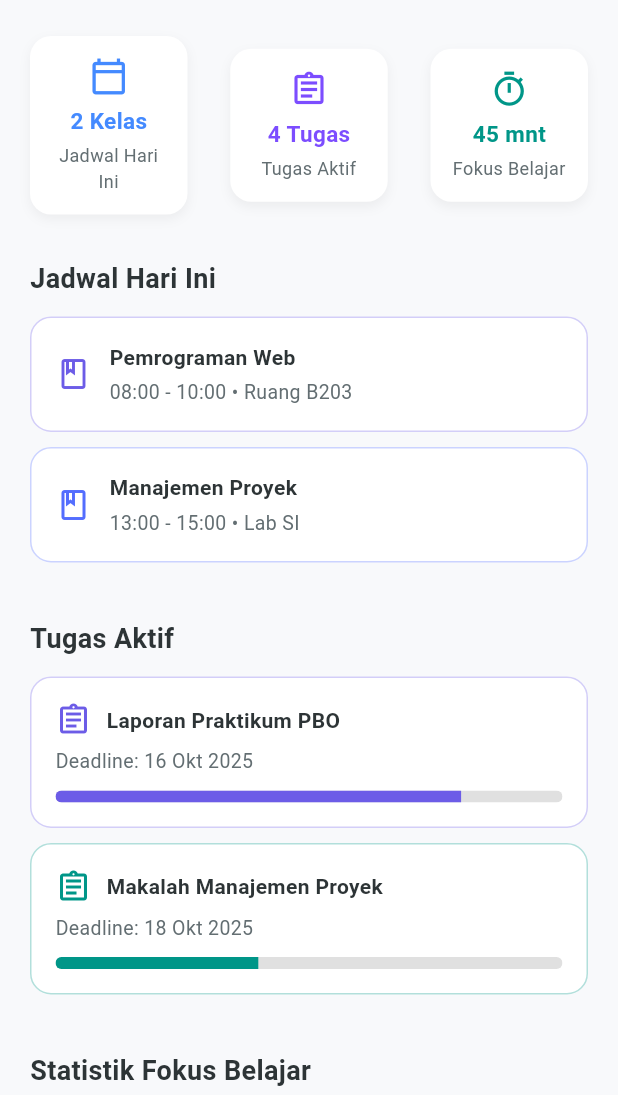
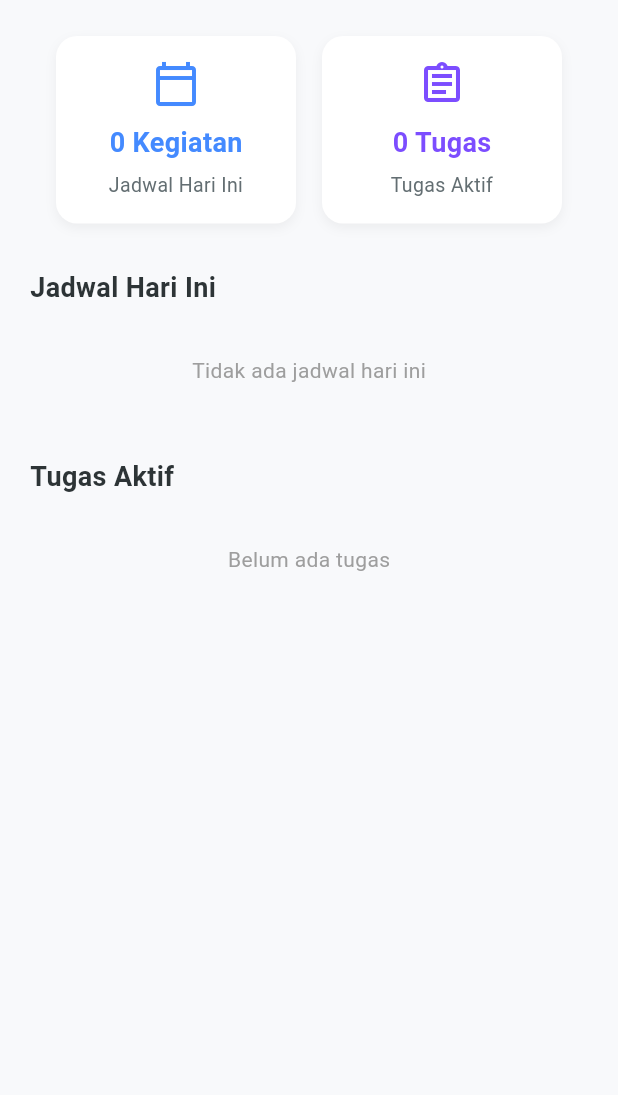
Before and after one commit to dibiill/UAS-Mobile, a Flutter app: the DashboardPage screen opened directly, on a phone screen of 412 x 824 dp, the part 141-1236 px from its top. Run offline on Flutter 3.47's test engine with Material 3 defaults, Android fonts, the phone set to English and light mode, and no system bars; our stand-ins replace shared_preferences, sqflite; accounts and stored records are empty.

Commit message:
Update final project

```diff
--- a/lib/pages/dashboard_page.dart
+++ b/lib/pages/dashboard_page.dart
@@ -1,5 +1,8 @@
 import 'package:flutter/material.dart';
 import 'package:shared_preferences/shared_preferences.dart';
+import '../database/task_table.dart';
+import '../models/task_model.dart';
+import '../../database/database_helper.dart';
 
 class DashboardPage extends StatefulWidget {
   const DashboardPage({super.key});
@@ -10,11 +13,17 @@ class DashboardPage extends StatefulWidget {
 
 class _DashboardPageState extends State<DashboardPage> {
   String userName = "Pengguna";
+  List<TaskModel> tasks = [];
+  int activeTaskCount = 0;
+
+  List<Map<String, dynamic>> todaySchedules = [];
 
   @override
   void initState() {
     super.initState();
     _loadUserName();
+    _loadTasks();
+    _loadTodaySchedules();
   }
 
   Future<void> _loadUserName() async {
@@ -27,10 +36,37 @@ class _DashboardPageState extends State<DashboardPage> {
     }
   }
 
+  Future<void> _loadTasks() async {
+    final data = await TaskTable.getAll();
+    if (mounted) {
+      setState(() {
+        tasks = data;
+        activeTaskCount = data.length;
+      });
+    }
+  }
+
+  String todayKey() {
+    final now = DateTime.now();
+    return "${now.year}-${now.month.toString().padLeft(2, '0')}-${now.day.toString().padLeft(2, '0')}";
+  }
+
+  Future<void> _loadTodaySchedules() async {
+    final allSchedules = await DatabaseHelper.instance.getAllSchedules();
+    final String today = todayKey();
+
+    final todayList = allSchedules.where((s) => s['date'] == today).toList();
+
+    if (mounted) {
+      setState(() {
+        todaySchedules = todayList;
+      });
+    }
+  }
+
   @override
   Widget build(BuildContext context) {
     final colorPrimary = const Color(0xFF6C5CE7);
-    final colorText = const Color(0xFF2D3436);
 
     return Scaffold(
       backgroundColor: const Color(0xFFF8F9FB),
@@ -56,135 +92,95 @@ class _DashboardPageState extends State<DashboardPage> {
               const SizedBox(height: 24),
 
               Row(
-                mainAxisAlignment: MainAxisAlignment.spaceBetween,
+                mainAxisAlignment: MainAxisAlignment.spaceEvenly,
                 children: [
                   _buildSummaryCard(
                     title: "Jadwal Hari Ini",
-                    value: "2 Kelas",
+                    value: todaySchedules.isEmpty
+                        ? "0 Kegiatan"
+                        : "${todaySchedules.length} Kegiatan",
                     icon: Icons.calendar_today_outlined,
                     color: Colors.blueAccent,
                   ),
                   _buildSummaryCard(
                     title: "Tugas Aktif",
-                    value: "4 Tugas",
+                    value: "$activeTaskCount Tugas",
                     icon: Icons.assignment_outlined,
                     color: Colors.deepPurpleAccent,
-                  ),
-                  _buildSummaryCard(
-                    title: "Fokus Belajar",
-                    value: "45 mnt",
-                    icon: Icons.timer_outlined,
-                    color: Colors.teal,
                   ),
                 ],
               ),
               const SizedBox(height: 30),
 
-              Text(
+              const Text(
                 "Jadwal Hari Ini",
                 style: TextStyle(
                   fontWeight: FontWeight.w700,
                   fontSize: 18,
-                  color: colorText,
+                  color: Color(0xFF2D3436),
                 ),
               ),
               const SizedBox(height: 12),
-              _buildScheduleCard(
-                "Pemrograman Web",
-                "08:00 - 10:00",
-                "Ruang B203",
-                colorPrimary,
-              ),
-              _buildScheduleCard(
-                "Manajemen Proyek",
-                "13:00 - 15:00",
-                "Lab SI",
-                Colors.indigoAccent,
-              ),
+
+              todaySchedules.isEmpty
+                  ? const Center(
+                      child: Padding(
+                        padding: EdgeInsets.symmetric(vertical: 20),
+                        child: Text(
+                          "Tidak ada jadwal hari ini",
+                          style: TextStyle(color: Colors.grey, fontSize: 14),
+                        ),
+                      ),
+                    )
+                  : Column(
+                      children: todaySchedules.map((item) {
+                        final Color color = item["color"] != null
+                            ? Color(item["color"])
+                            : colorPrimary;
+
+                        return _buildScheduleCard(
+                          item["title"] ?? "Tanpa Judul",
+                          item["time"] ?? "-",
+                          item["room"] ?? "Lokasi tidak diketahui",
+                          color,
+                        );
+                      }).toList(),
+                    ),
+
               const SizedBox(height: 28),
 
-              Text(
+              const Text(
                 "Tugas Aktif",
                 style: TextStyle(
                   fontWeight: FontWeight.w700,
                   fontSize: 18,
-                  color: colorText,
+                  color: Color(0xFF2D3436),
                 ),
               ),
               const SizedBox(height: 12),
-              _buildTaskCard(
-                "Laporan Praktikum PBO",
-                "Deadline: 16 Okt 2025",
-                0.8,
-                colorPrimary,
-              ),
-              _buildTaskCard(
-                "Makalah Manajemen Proyek",
-                "Deadline: 18 Okt 2025",
-                0.4,
-                Colors.teal,
-              ),
-              const SizedBox(height: 28),
 
-              Text(
-                "Statistik Fokus Belajar",
-                style: TextStyle(
-                  fontWeight: FontWeight.w700,
-                  fontSize: 18,
-                  color: colorText,
-                ),
-              ),
-              const SizedBox(height: 16),
-              Container(
-                width: double.infinity,
-                padding: const EdgeInsets.all(20),
-                decoration: BoxDecoration(
-                  color: Colors.white,
-                  borderRadius: BorderRadius.circular(16),
-                  boxShadow: [
-                    BoxShadow(
-                      color: Colors.black12.withOpacity(0.05),
-                      blurRadius: 6,
-                      offset: const Offset(0, 3),
-                    ),
-                  ],
-                ),
-                child: Column(
-                  children: [
-                    const Text(
-                      "Total waktu fokus minggu ini",
-                      style: TextStyle(fontSize: 14, color: Color(0xFF636E72)),
-                    ),
-                    const SizedBox(height: 8),
-                    const Text(
-                      "3 jam 25 menit",
-                      style: TextStyle(
-                        fontSize: 22,
-                        fontWeight: FontWeight.bold,
-                        color: Color(0xFF6C5CE7),
-                      ),
-                    ),
-                    const SizedBox(height: 12),
-                    ClipRRect(
-                      borderRadius: BorderRadius.circular(10),
-                      child: LinearProgressIndicator(
-                        minHeight: 8,
-                        value: 0.65,
-                        backgroundColor: Colors.grey[300],
-                        valueColor: const AlwaysStoppedAnimation<Color>(
-                          Color(0xFF6C5CE7),
+              tasks.isEmpty
+                  ? const Center(
+                      child: Padding(
+                        padding: EdgeInsets.symmetric(vertical: 20),
+                        child: Text(
+                          "Belum ada tugas",
+                          style: TextStyle(color: Colors.grey),
                         ),
                       ),
+                    )
+                  : Column(
+                      children: tasks.take(3).map((task) {
+                        return _buildTaskCard(
+                          task.title,
+                          "Deadline: ${task.deadline}",
+                          task.progress,
+                          Color(task.color),
+                        );
+                      }).toList(),
                     ),
-                    const SizedBox(height: 8),
-                    const Text(
-                      "65% dari target mingguan",
-                      style: TextStyle(fontSize: 13, color: Color(0xFF636E72)),
-                    ),
-                  ],
-                ),
-              ),
-              const SizedBox(height: 20),
+
+              const SizedBox(height: 40),
             ],
           ),
         ),
@@ -199,8 +195,8 @@ class _DashboardPageState extends State<DashboardPage> {
     required Color color,
   }) {
     return Container(
-      width: 105,
-      padding: const EdgeInsets.all(14),
+      width: 160,
+      padding: const EdgeInsets.all(16),
       decoration: BoxDecoration(
         color: Colors.white,
         borderRadius: BorderRadius.circular(14),
@@ -214,21 +210,21 @@ class _DashboardPageState extends State<DashboardPage> {
       ),
       child: Column(
         children: [
-          Icon(icon, color: color, size: 26),
-          const SizedBox(height: 6),
+          Icon(icon, color: color, size: 32),
+          const SizedBox(height: 10),
           Text(
             value,
             style: TextStyle(
               fontWeight: FontWeight.w700,
-              fontSize: 15,
+              fontSize: 18,
               color: color,
             ),
           ),
-          const SizedBox(height: 4),
+          const SizedBox(height: 6),
           Text(
             title,
             textAlign: TextAlign.center,
-            style: const TextStyle(fontSize: 12, color: Color(0xFF636E72)),
+            style: const TextStyle(fontSize: 13, color: Color(0xFF636E72)),
           ),
         ],
       ),
--- a/lib/pages/pomodoro_page.dart
+++ b/lib/pages/pomodoro_page.dart
@@ -52,9 +52,9 @@ class _PomodoroPageState extends State<PomodoroPage> {
 
     ScaffoldMessenger.of(context).showSnackBar(
       SnackBar(
-        content: Text(isFocusMode
-            ? "Waktunya fokus lagi 🎯"
-            : "Istirahat dulu sebentar ☕"),
+        content: Text(
+          isFocusMode ? "Waktunya fokus lagi 🎯" : "Istirahat dulu sebentar ☕",
+        ),
         duration: const Duration(seconds: 2),
       ),
     );
@@ -68,10 +68,9 @@ class _PomodoroPageState extends State<PomodoroPage> {
 
   @override
   Widget build(BuildContext context) {
-    final colorScheme = Theme.of(context).colorScheme;
-    final progress =
-        (isFocusMode ? focusTime : breakTime - remainingSeconds) /
-            (isFocusMode ? focusTime : breakTime);
+    final total = isFocusMode ? focusTime : breakTime;
+    final progress = (total - remainingSeconds) / total;
+    final circleValue = isFocusMode ? (1 - progress) : progress;
 
     return Scaffold(
       backgroundColor: const Color(0xFFF8F9FB),
@@ -113,7 +112,7 @@ class _PomodoroPageState extends State<PomodoroPage> {
                     width: 200,
                     height: 200,
                     child: CircularProgressIndicator(
-                      value: 1 - progress,
+                      value: circleValue,
                       strokeWidth: 10,
                       backgroundColor: Colors.grey[300],
                       valueColor: AlwaysStoppedAnimation<Color>(
@@ -147,7 +146,9 @@ class _PomodoroPageState extends State<PomodoroPage> {
                           : const Color(0xFF6C5CE7),
                       foregroundColor: Colors.white,
                       padding: const EdgeInsets.symmetric(
-                          horizontal: 20, vertical: 12),
+                        horizontal: 20,
+                        vertical: 12,
+                      ),
                       shape: RoundedRectangleBorder(
                         borderRadius: BorderRadius.circular(12),
                       ),
@@ -162,7 +163,9 @@ class _PomodoroPageState extends State<PomodoroPage> {
                       backgroundColor: Colors.grey[400],
                       foregroundColor: Colors.white,
                       padding: const EdgeInsets.symmetric(
-                          horizontal: 18, vertical: 12),
+                        horizontal: 18,
+                        vertical: 12,
+                      ),
                       shape: RoundedRectangleBorder(
                         borderRadius: BorderRadius.circular(12),
                       ),
```
Also changed, not shown: lib/database/database_helper.dart (+6 -28 lines), lib/pages/profile_page.dart (line endings or trailing spaces), pubspec.lock.
